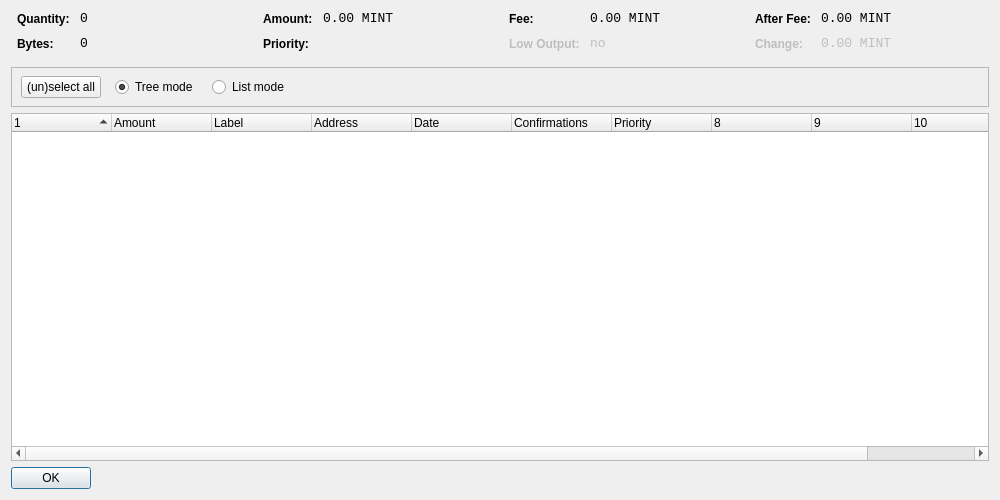
The window that src/qt/forms/coincontroldialog.ui (CryptoCoderz/HalfMoon) describes before a commit, drawn with Qt 5.
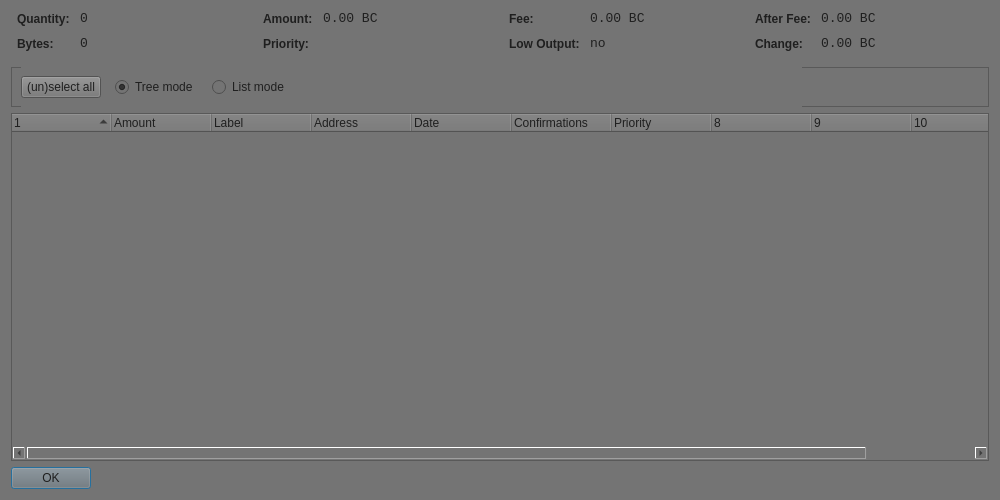
The same window after the commit. Custom widgets are drawn as their Qt base class.

What changed in the file:
```diff
--- a/src/qt/forms/coincontroldialog.ui
+++ b/src/qt/forms/coincontroldialog.ui
@@ -13,6 +13,10 @@
   <property name="windowTitle">
    <string>Coin Control</string>
   </property>
+  <property name="styleSheet">
+   <string notr="true">background-color: rgb(116, 116, 116);
+color: rgb(31, 31, 31);</string>
+  </property>
   <layout class="QVBoxLayout" name="verticalLayout">
    <item>
     <layout class="QHBoxLayout" name="horizontalLayoutTop" stretch="0,0,0,0">
@@ -141,7 +145,7 @@
           <enum>Qt::ActionsContextMenu</enum>
          </property>
          <property name="text">
-          <string>0.00 MINT</string>
+          <string notr="true">0.00 BC</string>
          </property>
          <property name="textInteractionFlags">
           <set>Qt::LinksAccessibleByMouse|Qt::TextSelectableByKeyboard|Qt::TextSelectableByMouse</set>
@@ -221,7 +225,7 @@
           <enum>Qt::ActionsContextMenu</enum>
          </property>
          <property name="text">
-          <string>0.00 MINT</string>
+          <string notr="true">0.00 BC</string>
          </property>
          <property name="textInteractionFlags">
           <set>Qt::LinksAccessibleByMouse|Qt::TextSelectableByKeyboard|Qt::TextSelectableByMouse</set>
@@ -307,7 +311,7 @@
           <enum>Qt::ActionsContextMenu</enum>
          </property>
          <property name="text">
-          <string>0.00 MINT</string>
+          <string notr="true">0.00 BC</string>
          </property>
          <property name="textInteractionFlags">
           <set>Qt::LinksAccessibleByMouse|Qt::TextSelectableByKeyboard|Qt::TextSelectableByMouse</set>
@@ -345,7 +349,7 @@
           <enum>Qt::ActionsContextMenu</enum>
          </property>
          <property name="text">
-          <string>0.00 MINT</string>
+          <string notr="true">0.00 BC</string>
          </property>
          <property name="textInteractionFlags">
           <set>Qt::LinksAccessibleByMouse|Qt::TextSelectableByKeyboard|Qt::TextSelectableByMouse</set>
@@ -379,7 +383,7 @@
         <height>41</height>
        </rect>
       </property>
-      <layout class="QHBoxLayout" name="horizontalLayoutPanel" stretch="0,0,0,0,0">
+      <layout class="QHBoxLayout" name="horizontalLayoutPanel" stretch="0,0,0,0">
        <property name="spacing">
         <number>14</number>
        </property>
```
Left out of the diff: 6 changed lines with no effect on the pictures.
